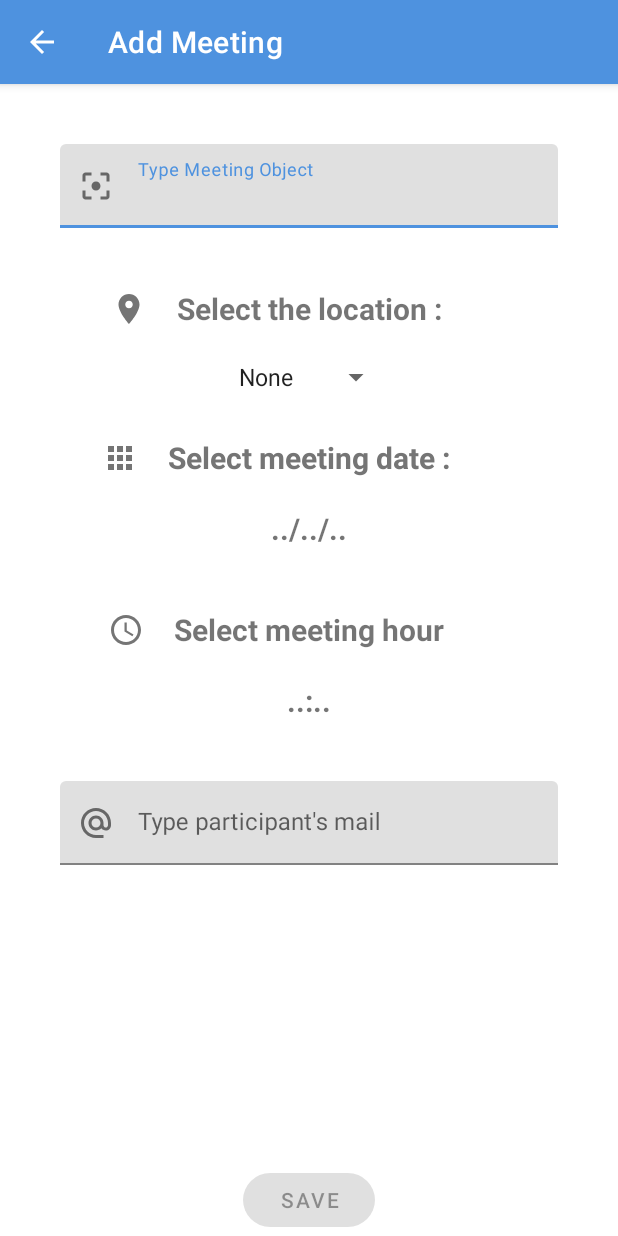
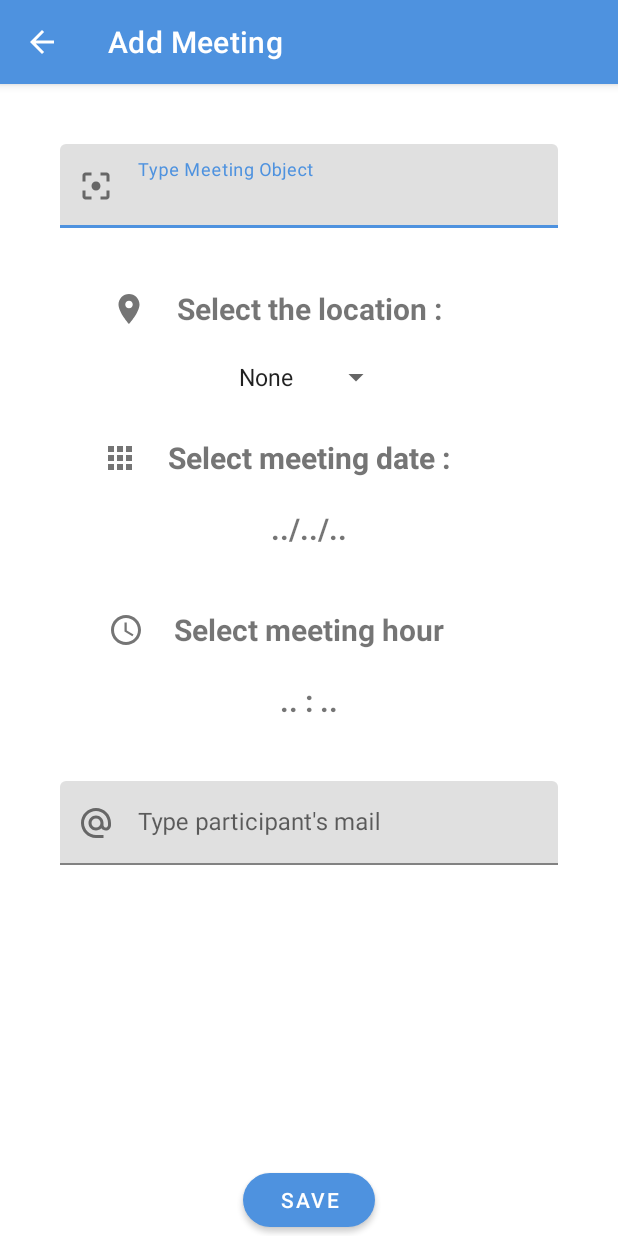
Before and after one commit to Strickle/MaReu, an Android app: the screen it shows after launch (AddMeetingActivity), after a tap on an icon or button, on a phone screen of 412 x 824 dp. Run offline under Robolectric (Android 15) with nearby library versions, the phone set to English and light mode, and no system bars; our stand-ins replace EventBus.

Commit message:
add AddMeetingActivity conditions to create

```diff
--- a/app/src/main/java/com/nounapps/mareu/ui/meeting_list/AddMeetingActivity.java
+++ b/app/src/main/java/com/nounapps/mareu/ui/meeting_list/AddMeetingActivity.java
@@ -12,6 +12,7 @@ import android.view.View;
 import android.widget.AdapterView;
 import android.widget.ArrayAdapter;
 import android.widget.Spinner;
+import android.widget.Toast;
 
 
 import com.nounapps.mareu.R;
@@ -44,10 +45,15 @@ public class AddMeetingActivity extends AppCompatActivity    {
         setContentView(binding.getRoot());
         Objects.requireNonNull(getSupportActionBar()).setDisplayHomeAsUpEnabled(true);
         mMeetingApiService = DI.getMeetingApiService();
-        binding.create.setEnabled(false);
+        binding.create.setEnabled(true);
+        selectRoom();
+        selectDate();
+        selectHour();
+        createMeeting();
+    }
 
 
-
+    private void selectRoom() {
             Spinner spinner = findViewById(R.id.sMeetingRoom);
 // Create an ArrayAdapter using the string array and a default spinner layout
             ArrayAdapter<CharSequence> adapter = ArrayAdapter.createFromResource(this,
@@ -57,16 +63,16 @@ public class AddMeetingActivity extends AppCompatActivity    {
             spinner.setOnItemSelectedListener(new AdapterView.OnItemSelectedListener() {
                 @Override
                 public void onItemSelected(AdapterView<?> parent, View view, int position, long id) {
-                binding.create.setEnabled(position != 0);
                     spinnerSelection = parent.getItemAtPosition(position).toString();
                 }
+
                 @Override
                 public void onNothingSelected(AdapterView<?> parent) {
                 }
             });
+        }
 
-
-
+    private void selectDate() {
         Calendar calendar = Calendar.getInstance();
         int day = calendar.get(Calendar.DAY_OF_MONTH);
         int month = calendar.get(Calendar.MONTH);
@@ -83,7 +89,9 @@ public class AddMeetingActivity extends AppCompatActivity    {
             }, year, month, day);
             datePickerDialog.show();
         });
+    }
 
+    private void selectHour() {
         binding.tvSelectedHour.setOnClickListener(v -> {
             Calendar cal = Calendar.getInstance();
             int hour = cal.get(Calendar.HOUR);
@@ -98,14 +106,10 @@ public class AddMeetingActivity extends AppCompatActivity    {
                         meetingHour = hourOfDay;
                         meetingMinute = minute1;
                         String meetingTime = meetingHour + ":" + meetingMinute;
-                        @SuppressLint("SimpleDateFormat") SimpleDateFormat sdfHour = new SimpleDateFormat(
-                                "HH:mm"
-                        );
+                        SimpleDateFormat sdfHour = new SimpleDateFormat("HH:mm");
                         try {
                             Date date = sdfHour.parse(meetingTime);
-                            assert date != null;
                             binding.tvSelectedHour.setText(sdfHour.format(date));
-
                         } catch (ParseException e) {
                             e.printStackTrace();
                         }
@@ -114,8 +118,23 @@ public class AddMeetingActivity extends AppCompatActivity    {
             timePickerDialog.updateTime(meetingHour, meetingMinute);
             timePickerDialog.show();
         });
+    }
+    private void emptyMeetingMessage(){
+        Toast.makeText(this, "Please fill in the empty fields", Toast.LENGTH_SHORT).show();
+    }
 
+    public void formatGlobalCalendar(){}
+
+    public void createMeeting(){
         binding.create.setOnClickListener(v -> {
+            if (binding.tfObject.getEditText().getText().toString().matches("")||
+            binding.tfParticipants.getEditText().getText().toString().matches("")||
+                    spinnerSelection.matches("None")||
+                    binding.tvSelectedDate.getText().toString().matches("../../..")
+                    || binding.tvSelectedHour.getText().toString().matches(".. : ..")
+            ){
+               emptyMeetingMessage();
+            }else{
             Meeting meeting = new Meeting(
                     System.currentTimeMillis(),
                     Objects.requireNonNull(binding.tfObject.getEditText()).getText().toString(),
@@ -125,6 +144,7 @@ public class AddMeetingActivity extends AppCompatActivity    {
             );
             mMeetingApiService.createMeeting(meeting);
             finish();
+        };
         });
     }
 }
--- a/app/src/main/java/com/nounapps/mareu/ui/meeting_list/MeetingListActivity.java
+++ b/app/src/main/java/com/nounapps/mareu/ui/meeting_list/MeetingListActivity.java
@@ -116,7 +116,7 @@ public class MeetingListActivity extends AppCompatActivity {
     private void resetFilter() {
         mMeetings.clear();
         mMeetings.addAll(mMeetingApiService.getMeetings());
-        Objects.requireNonNull(binding.rvMeeting.getAdapter()).notifyDataSetChanged();
+        binding.rvMeeting.getAdapter().notifyDataSetChanged();
     }
 
     private void dateDialog() {
@@ -130,7 +130,7 @@ public class MeetingListActivity extends AppCompatActivity {
             cal.set(i, i1, i2);
             mMeetings.clear();
             mMeetings.addAll(mMeetingApiService.getMeetingFilteredByDate(cal.getTime()));
-            Objects.requireNonNull(binding.rvMeeting.getAdapter()).notifyDataSetChanged();
+            binding.rvMeeting.getAdapter().notifyDataSetChanged();
         };
 
         // Create DatePickerDialog (Spinner Mode):
--- a/app/src/main/java/com/nounapps/mareu/ui/meeting_list/MyListMeetingRecyclerViewAdapter.java
+++ b/app/src/main/java/com/nounapps/mareu/ui/meeting_list/MyListMeetingRecyclerViewAdapter.java
@@ -73,10 +73,7 @@ public class MyListMeetingRecyclerViewAdapter extends RecyclerView.Adapter<MyLis
         void display(Meeting meeting) {
 
             Date date = meeting.getDate();
-            //
-            // Display a date in day, month, year format
-            //
-            DateFormat formatter = new SimpleDateFormat("hh:mm");
+            DateFormat formatter = new SimpleDateFormat("HH:mm");
             String meetingTime = formatter.format(date);
 
 
--- a/app/src/main/res/layout/activity_add_meeting.xml
+++ b/app/src/main/res/layout/activity_add_meeting.xml
@@ -91,7 +91,7 @@
         android:id="@+id/tvSelectedDate"
         android:layout_width="wrap_content"
         android:layout_height="wrap_content"
-        android:text="../../.."
+        android:text="@string/date"
         android:textSize="20sp"
         android:textStyle="bold"
         android:layout_marginTop="20dp"
@@ -128,7 +128,7 @@
         android:id="@+id/tvSelectedHour"
         android:layout_width="wrap_content"
         android:layout_height="wrap_content"
-        android:text="..:.."
+        android:text="@string/hour"
         android:textSize="20sp"
         android:textStyle="bold"
         android:layout_marginTop="20dp"
--- a/app/src/main/res/values/strings.xml
+++ b/app/src/main/res/values/strings.xml
@@ -1,7 +1,8 @@
 <resources>
     <string name="app_name">MaReu</string>
-
     <string name="basket">delete_icon</string>
+    <string name="date">../../..</string>
+    <string name="hour">.. : ..</string>
 
 
     <string-array name="meetings_room_array">
```
Lines whose indentation alone changed are shown as unchanged.
